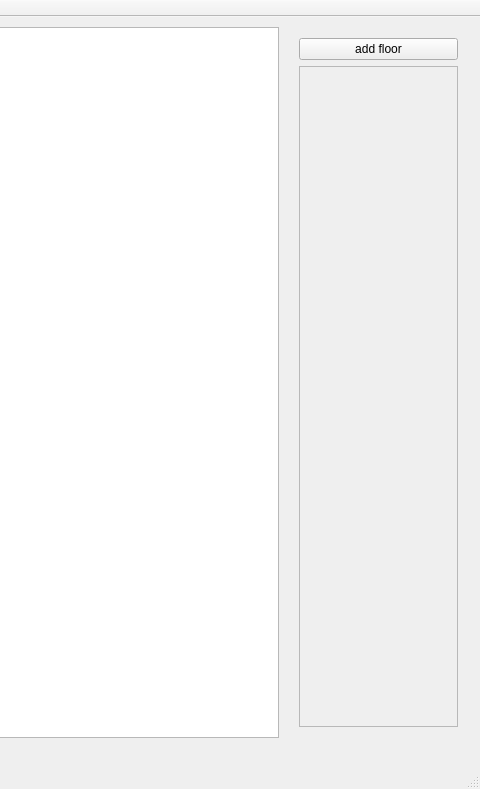
First picture: the form in Elevator_project/mainwindow.ui, repository Slaviantus/Old-university-projects-, before the edit; both pictures show x 522 to 1002 and y 0 to 789 of the 1002 by 789 pixel window.
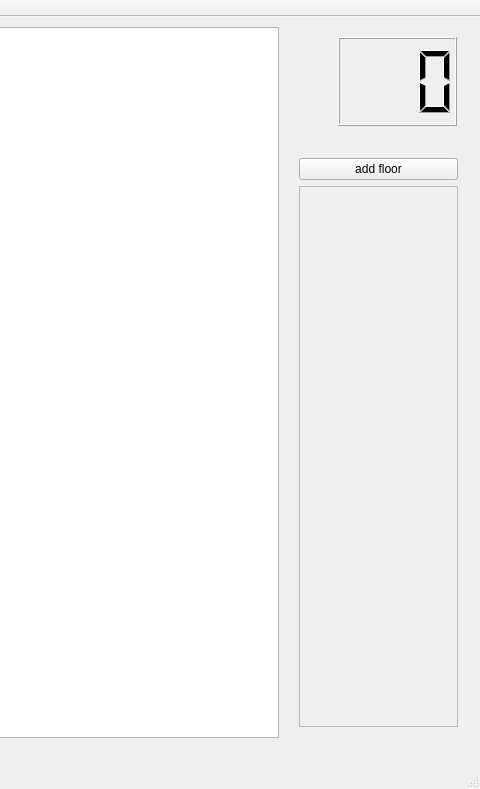
Second picture: the form after the edit. Custom widgets are drawn as their Qt base class.

What changed in the file:
```diff
--- a/Elevator_project/mainwindow.ui
+++ b/Elevator_project/mainwindow.ui
@@ -43,9 +43,9 @@
     <property name="geometry">
      <rect>
       <x>810</x>
-      <y>10</y>
+      <y>130</y>
       <width>181</width>
-      <height>711</height>
+      <height>591</height>
      </rect>
     </property>
     <layout class="QVBoxLayout" name="verticalLayout">
@@ -67,7 +67,7 @@
           <x>0</x>
           <y>0</y>
           <width>177</width>
-          <height>678</height>
+          <height>558</height>
          </rect>
         </property>
         <widget class="QWidget" name="verticalLayoutWidget_2">
@@ -86,6 +86,49 @@
      </item>
     </layout>
    </widget>
+   <widget class="QWidget" name="horizontalLayoutWidget">
+    <property name="geometry">
+     <rect>
+      <x>809</x>
+      <y>9</y>
+      <width>181</width>
+      <height>111</height>
+     </rect>
+    </property>
+    <layout class="QHBoxLayout" name="horizontalLayout">
+     <item>
+      <spacer name="horizontalSpacer">
+       <property name="orientation">
+        <enum>Qt::Horizontal</enum>
+       </property>
+       <property name="sizeType">
+        <enum>QSizePolicy::Fixed</enum>
+       </property>
+       <property name="sizeHint" stdset="0">
+        <size>
+         <width>40</width>
+         <height>20</height>
+        </size>
+       </property>
+      </spacer>
+     </item>
+     <item>
+      <widget class="QLCDNumber" name="lcdnumber">
+       <property name="font">
+        <font>
+         <pointsize>8</pointsize>
+        </font>
+       </property>
+       <property name="digitCount">
+        <number>3</number>
+       </property>
+       <property name="segmentStyle">
+        <enum>QLCDNumber::Filled</enum>
+       </property>
+      </widget>
+     </item>
+    </layout>
+   </widget>
   </widget>
   <widget class="QMenuBar" name="menuBar">
    <property name="geometry">
```
